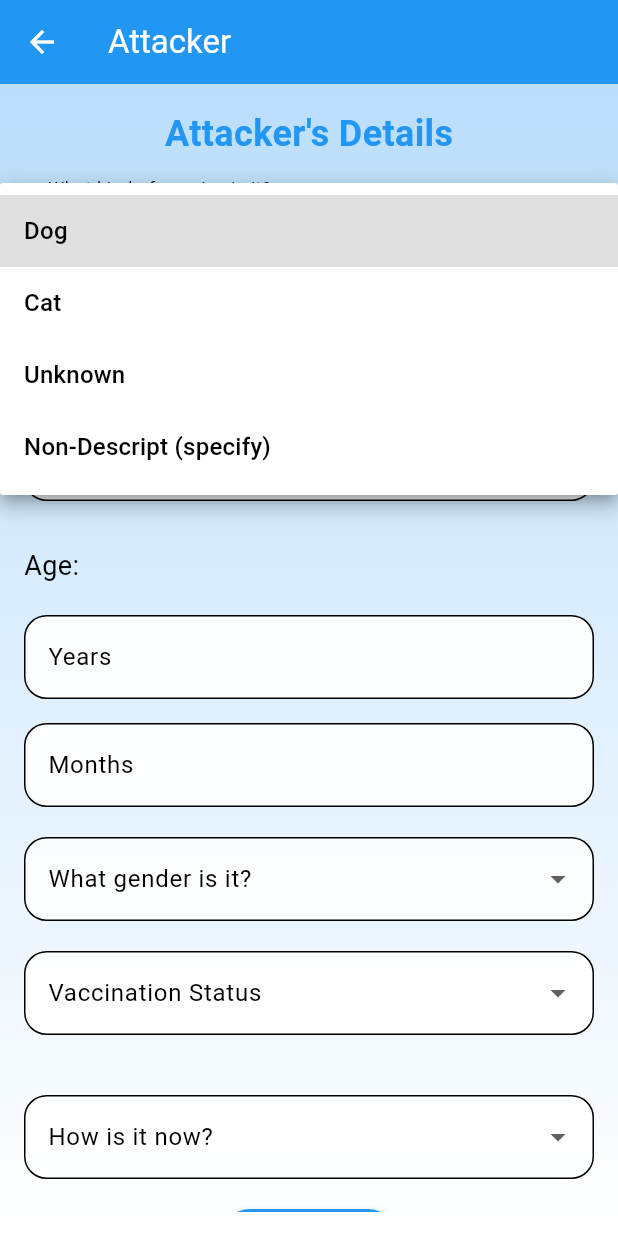
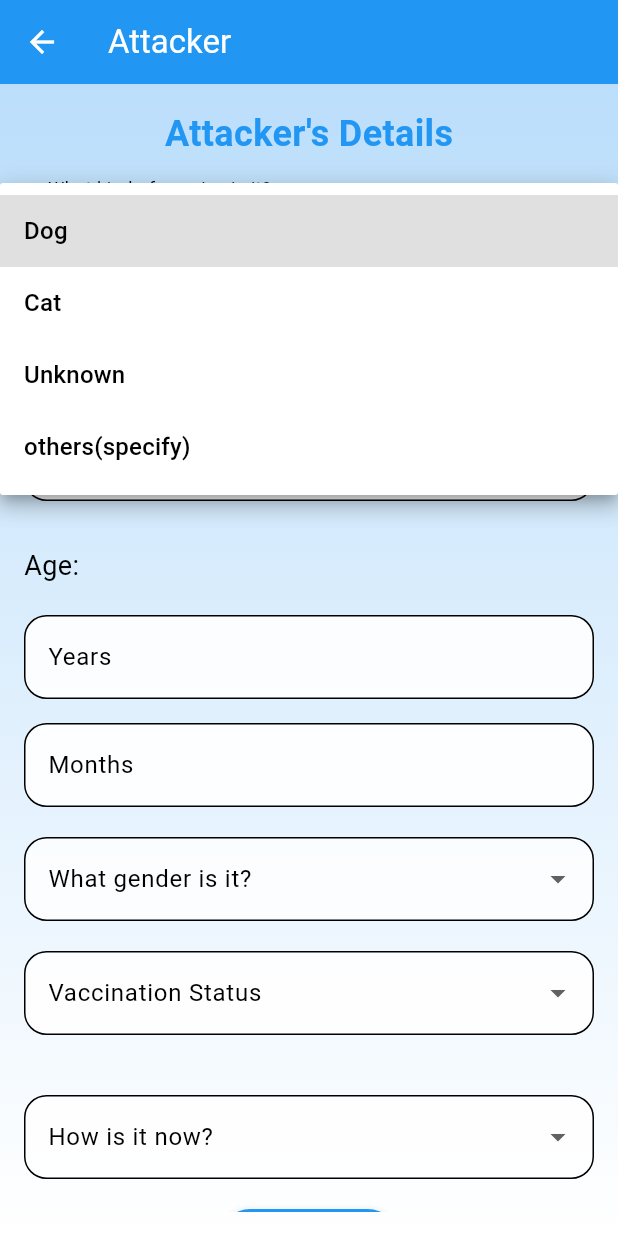
Before and after one commit to Charumadhi/DoctorApp, a Flutter app: the AttackerDetailsPage screen opened directly with empty values, after a tap on "Select species type", on a phone screen of 412 x 824 dp. Run offline on Flutter 3.47's test engine with Material 3 defaults, Android fonts, the phone set to English and light mode, and no system bars; our stand-ins replace shared_preferences; accounts and stored records are empty.

Commit message:
ending changes

```diff
--- a/lib/attacker_details.dart
+++ b/lib/attacker_details.dart
@@ -72,14 +72,12 @@ class _AttackerDetailsPageState extends State<AttackerDetailsPage> {
 
       print("Form is valid, navigating to FirstQuestionPage");
       Map<String, dynamic> attacker = {
-        'species': _species == 'Non-Descript (specify)'
-            ? 'Non-Descript: $_speciesDescription'
+        'species': _species == 'others(specify)'
+            ? 'others: $_speciesDescription'
             : _species,
         'age': _age,
         'sex': _gender == 'Unknown' ? null : _gender,
-        'breed': _breed == 'Non-Descript (specify)'
-            ? 'Non-Descript: $_breedDescription'
-            : _breed, // Combined breed value here
+        'breed': _breed ,// Combined breed value here
         'vaccinationStatus': _vaccinationStatus,
         'status': _animalCondition,
         'lastVaccinatedOn': lastVaccinatedOn, // Store the vaccinated date
@@ -230,7 +228,7 @@ class _AttackerDetailsPageState extends State<AttackerDetailsPage> {
                 ),
                 value: _species,
                 items: [
-                  'Dog', 'Cat',  'Unknown', 'Non-Descript (specify)'
+                  'Dog', 'Cat',  'Unknown', 'others(specify)'
                 ].map((species) => DropdownMenuItem<String>(
                   value: species,
                   child: Text(species),
@@ -238,8 +236,8 @@ class _AttackerDetailsPageState extends State<AttackerDetailsPage> {
                 onChanged: (value) {
                   setState(() {
                     _species = value!;
-                    // Clear species description if not Non-Descript
-                    if (_species != 'Non-Descript (specify)') {
+                    // Clear species description if not others
+                    if (_species != 'others(specify)') {
                       _speciesDescription = '';
                     }
                   });
@@ -247,8 +245,8 @@ class _AttackerDetailsPageState extends State<AttackerDetailsPage> {
                 hint: Text('Select species type'),
               ),
 
-// Only show the text field if Non-Descript is selected
-              if (_species == 'Non-Descript (specify)')
+// Only show the text field if others is selected
+              if (_species == 'others(specify)')
                 Padding(
                   padding: const EdgeInsets.only(top: 10.0),
                   child: TextFormField(
@@ -266,7 +264,7 @@ class _AttackerDetailsPageState extends State<AttackerDetailsPage> {
                       });
                     },
                     validator: (value) {
-                      if (_species == 'Non-Descript (specify)' && (value == null || value.isEmpty)) {
+                      if (_species == 'others(specify)' && (value == null || value.isEmpty)) {
                         return 'Please specify the species';
                       }
                       return null;
@@ -274,7 +272,7 @@ class _AttackerDetailsPageState extends State<AttackerDetailsPage> {
                   ),
                 ),
               const SizedBox(height: 20),
-              DropdownButtonFormField<String>(
+              TextFormField(
                 decoration: InputDecoration(
                   labelText: 'What kind of breed is it?',
                   border: OutlineInputBorder(
@@ -283,53 +281,13 @@ class _AttackerDetailsPageState extends State<AttackerDetailsPage> {
                   filled: true,
                   fillColor: Colors.white.withOpacity(0.9),
                 ),
-                value: _breed,
-                items: ['Pure breed', 'Cross breed', 'Non-Descript (specify)']
-                    .map((breed) => DropdownMenuItem<String>(
-                  value: breed,
-                  child: Text(breed),
-                ))
-                    .toList(),
                 onChanged: (value) {
                   setState(() {
-                    _breed = value!;
-                    // Clear breed description if not Non-Descript
-                    if (_breed != 'Non-Descript (specify)') {
-                      _breedDescription = '';
-                    }
+                    _breed = value; // Update the breed value with user input
                   });
                 },
-                hint: Text('Select breed type'),
               ),
 
-              if (_breed == 'Non-Descript (specify)')
-                Padding(
-                  padding: const EdgeInsets.only(top: 10.0), // Add spacing
-                  child: TextFormField(
-                    decoration: InputDecoration(
-                      labelText: 'Specify the breed',
-                      border: OutlineInputBorder(
-                        borderRadius: BorderRadius.circular(15),
-                      ),
-                      filled: true,
-                      fillColor: Colors.white.withOpacity(0.9),
-                    ),
-                    onChanged: (value) {
-                      setState(() {
-                        _breedDescription = value;
-                        // Combine both the selection and specified breed into _breed
-
-                      });
-                    },
-                    validator: (value) {
-                      if (_breed == 'Non-Descript (specify)' &&
-                          (value == null || value.isEmpty)) {
-                        return 'Please specify the breed';
-                      }
-                      return null;
-                    },
-                  ),
-                ),
 
               //const SizedBox(height: 20),
 
@@ -727,6 +685,21 @@ class _FirstQuestionPageState extends State<FirstQuestionPage> {
       });
     }
   }
+  String getDaySuffix(int value) {
+    if (value >= 11 && value <= 13) {
+      return 'th';
+    }
+    switch (value % 10) {
+      case 1:
+        return 'st';
+      case 2:
+        return 'nd';
+      case 3:
+        return 'rd';
+      default:
+        return 'th';
+    }
+  }
 
   @override
   Widget build(BuildContext context) {
@@ -789,7 +762,7 @@ class _FirstQuestionPageState extends State<FirstQuestionPage> {
                           return DropdownMenuItem<int>(
                             value: value,
                             child: Text(
-                              '$value doses',
+                              '$value${getDaySuffix(value)} day',
                               style: TextStyle(color: Colors.black87),
                             ),
                           );
```
Also changed, not shown: lib/attack_form.dart (+113 -62 lines), lib/case_details_page.dart (+54 -11 lines), lib/past_attack_reports.dart (+42 -5 lines).
